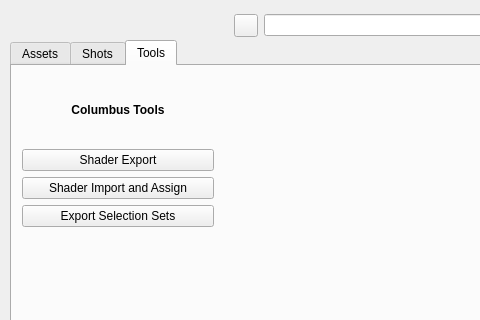
This is core/ui/templates/jeeves.ui in tws0002/jeeves as Qt 5 draws it before an edit; both pictures show x 0 to 480 and y 0 to 320 of the 721 by 751 pixel window. The edited form follows.
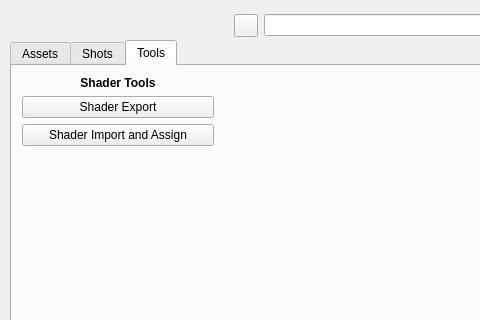
This is the edited form. The open tabs and pages were chosen to show the change. Icons and pictures are not drawn.

Diff of the .ui file:
```diff
--- a/core/ui/templates/jeeves.ui
+++ b/core/ui/templates/jeeves.ui
@@ -556,7 +556,7 @@
           </font>
          </property>
          <property name="text">
-          <string>Columbus Tools</string>
+          <string>Shader Tools</string>
          </property>
          <property name="alignment">
           <set>Qt::AlignCenter</set>
@@ -578,11 +578,17 @@
         </widget>
        </item>
        <item>
-        <widget class="QPushButton" name="pushButton">
-         <property name="text">
-          <string>Export Selection Sets</string>
+        <spacer name="verticalSpacer_3">
+         <property name="orientation">
+          <enum>Qt::Vertical</enum>
          </property>
-        </widget>
+         <property name="sizeHint" stdset="0">
+          <size>
+           <width>20</width>
+           <height>40</height>
+          </size>
+         </property>
+        </spacer>
        </item>
       </layout>
      </widget>
```
Left out of the diff: 26 changed lines with no effect on the pictures.
